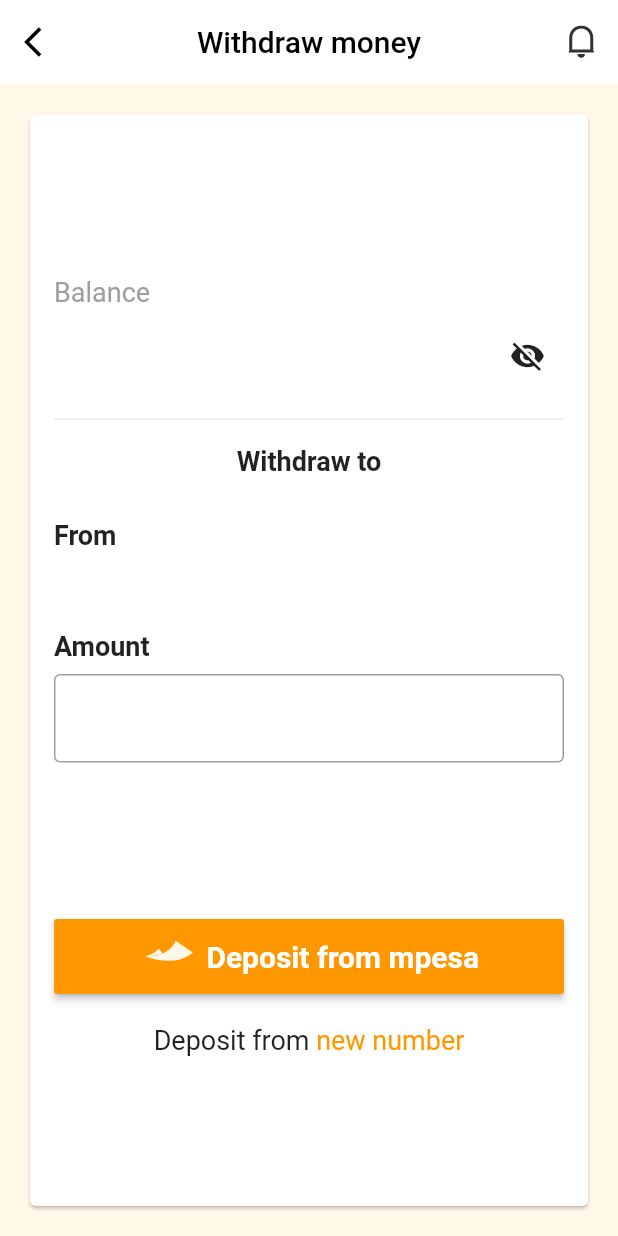
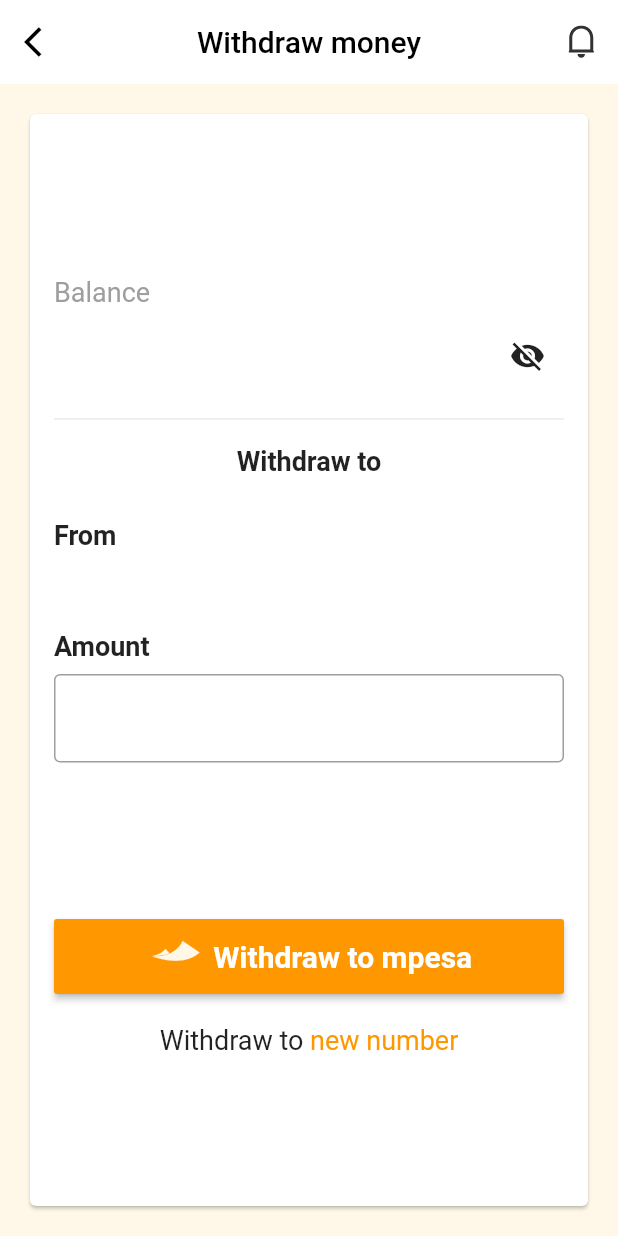
Before and after one commit to glitex-interns-june-2023/haba_pay_flutter_main, a Flutter app: the WithdrawTo screen opened by its route, on a phone screen of 412 x 824 dp. Run offline on Flutter 3.47's test engine with Material 2 defaults, Android fonts, the phone set to English and light mode, and no system bars; drawn by our look-alikes of blur; our stand-ins replace flutter_secure_storage, flutter_svg, get, google_sign_in, share; accounts and stored records are empty.

Commit message:
feat: withdraw money

```diff
--- a/lib/screens/withdraw_money/components/withdraw_to.dart
+++ b/lib/screens/withdraw_money/components/withdraw_to.dart
@@ -123,7 +123,7 @@ class WithdrawTo extends StatelessWidget {
                                     width: 40,
                                   ),
                                   Text(
-                                    " Deposit from mpesa",
+                                    " Withdraw to mpesa",
                                     style: TextStyle(
                                         fontWeight: FontWeight.bold,
                                         color: theme.white,
@@ -138,7 +138,7 @@ class WithdrawTo extends StatelessWidget {
                             mainAxisAlignment: MainAxisAlignment.center,
                             children: [
                               const Text(
-                                "Deposit from ",
+                                "Withdraw to ",
                                 style: TextStyle(fontSize: 18),
                               ),
                               InkWell(
```
